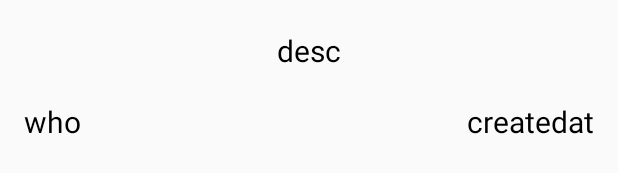
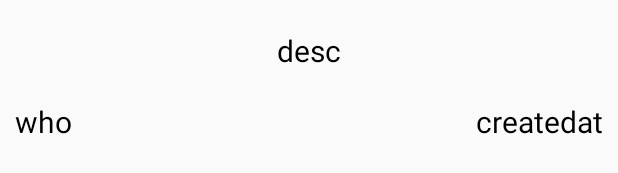
Before and after one commit to Best-Android/app, an Android app: the layout weixin.xml on its own in the app's theme, with its tools: preview values and no code run, on a phone screen of 412 x 824 dp. Shown: the part 839-1012 px from the top of the screen. Run offline under Robolectric (Android 15) with nearby library versions, the phone set to English and light mode, and no system bars.

Commit message:
添加annotationProcessor 'com.jakewharton:butterknife-compiler:8.5.1'依赖

```diff
--- a/app/build.gradle
+++ b/app/build.gradle
@@ -26,6 +26,7 @@ dependencies {
     compile 'com.android.support:appcompat-v7:25.2.0'
     testCompile 'junit:junit:4.12'
     compile 'com.jakewharton:butterknife:8.5.1'
+    annotationProcessor 'com.jakewharton:butterknife-compiler:8.5.1'
     compile 'com.squareup.okhttp3:okhttp:3.6.0'
     compile 'com.zhy:okhttputils:2.6.2'
     compile 'com.squareup.picasso:picasso:2.3.2'
--- a/app/src/main/res/values/dimens.xml
+++ b/app/src/main/res/values/dimens.xml
@@ -1,5 +1,5 @@
 <resources>
     <!-- Default screen margins, per the Android Design guidelines. -->
-    <dimen name="activity_horizontal_margin">16dp</dimen>
-    <dimen name="activity_vertical_margin">16dp</dimen>
+    <dimen name="activity_horizontal_margin">10dp</dimen>
+    <dimen name="activity_vertical_margin">10dp</dimen>
 </resources>
```
